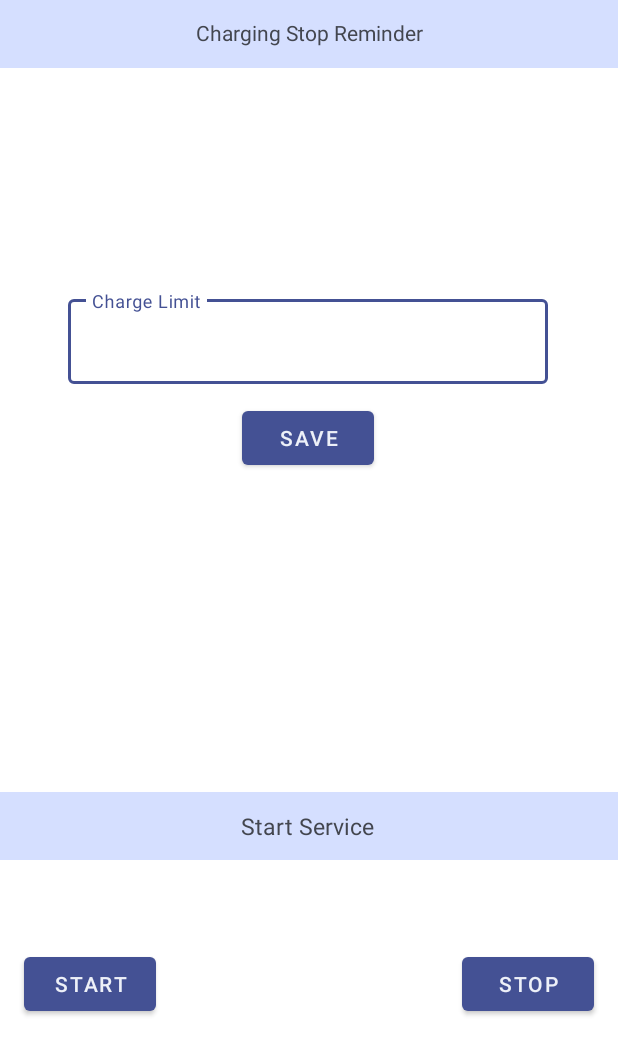
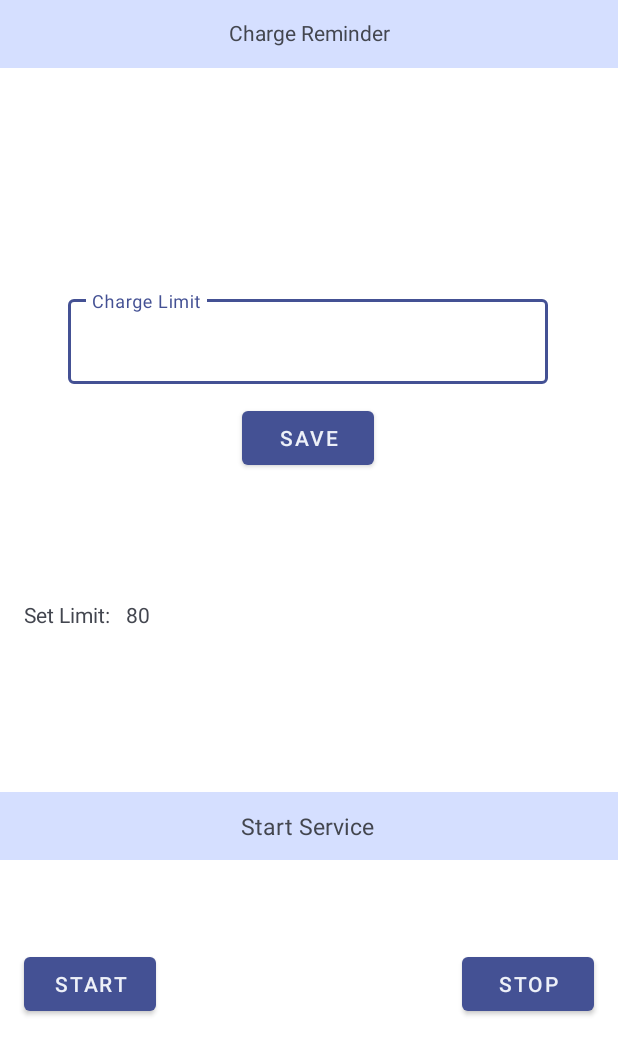
Before and after one commit to GTtron816/Charge-Reminder, an Android app: the screen it shows after launch (MainActivity), on a phone screen of 412 x 824 dp. Shown: the top 1055 px of the screen. Run offline under Robolectric (Android 15) with nearby library versions, the phone set to English and light mode, and no system bars.

Commit message:
Add currently Set Charge limit

```diff
--- a/app/src/main/java/com/gttron/yukino/chsr/ChargeRService.kt
+++ b/app/src/main/java/com/gttron/yukino/chsr/ChargeRService.kt
@@ -9,13 +9,10 @@ import android.media.MediaPlayer
 import android.os.BatteryManager
 import android.os.Build
 import android.os.IBinder
-import android.widget.Button
-import android.widget.TextView
 import android.widget.Toast
 import com.gttron.yukino.chsr.NConst.CHANNEL_ID
 import com.gttron.yukino.chsr.NConst.NOTIFICATION_ID
 import com.gttron.yukino.chsr.NConst.blevel
-import com.gttron.yukino.chsr.NConst.chargelimit
 import com.gttron.yukino.chsr.NConst.ring
 
 
--- a/app/src/main/java/com/gttron/yukino/chsr/MainActivity.kt
+++ b/app/src/main/java/com/gttron/yukino/chsr/MainActivity.kt
@@ -1,21 +1,18 @@
 package com.gttron.yukino.chsr
 
-import android.annotation.SuppressLint
 import android.content.Context
 import android.content.Intent
 import androidx.appcompat.app.AppCompatActivity
 import android.os.Bundle
 import android.widget.Button
 import android.widget.EditText
-import android.widget.Switch
 import android.widget.TextView
 
 import com.gttron.yukino.chsr.NConst.ring
 
 class MainActivity : AppCompatActivity() {
     var chargevalue = 80
-    @SuppressLint("UseSwitchCompatOrMaterialCode")
-    private lateinit var switchauth: Switch
+
     override fun onCreate(savedInstanceState: Bundle?) {
         super.onCreate(savedInstanceState)
         supportActionBar?.hide()
@@ -24,7 +21,7 @@ class MainActivity : AppCompatActivity() {
         val cl=findViewById<EditText>(R.id.charge)
         val ch=cl.text
         val t=findViewById<TextView>(R.id.t)
-
+        setcurrentlimit()
 
 
 
@@ -49,6 +46,19 @@ class MainActivity : AppCompatActivity() {
 
     }
 
+    private fun setcurrentlimit() {
+        var limitS=""
+        val t= findViewById<TextView>(R.id.t)
+        val sharedPreferences=getSharedPreferences("sharedPref",Context.MODE_PRIVATE)
+        val charge=sharedPreferences.getInt("charge",80)
+
+        limitS=charge.toString()
+            t.setText(limitS)
+
+
+
+    }
+
     private fun savechargelimit() {
         val t=findViewById<TextView>(R.id.t)
         chargevalue=t.text.toString().toInt()
--- a/app/src/main/java/com/gttron/yukino/chsr/NConst.kt
+++ b/app/src/main/java/com/gttron/yukino/chsr/NConst.kt
@@ -8,6 +8,6 @@ object NConst {
     const val NOTIFICATION_ID=123
     var blevel = 0
     lateinit var ring: MediaPlayer
-    var chargelimit:String?="80"
+
 
 }
--- a/app/src/main/res/layout/activity_main.xml
+++ b/app/src/main/res/layout/activity_main.xml
@@ -72,8 +72,8 @@
         <com.google.android.material.textfield.TextInputEditText
             android:id="@+id/charge"
             android:layout_width="match_parent"
+            android:inputType="number"
             android:layout_height="match_parent"
-            android:inputType="number"
             />
     </com.google.android.material.textfield.TextInputLayout>
 
@@ -90,18 +90,17 @@
         app:layout_constraintTop_toTopOf="@+id/box"
         app:layout_constraintVertical_bias="1.0" />
 
+
     <TextView
         android:id="@+id/t"
         android:layout_width="wrap_content"
         android:layout_height="wrap_content"
-        android:layout_marginTop="84dp"
-        android:text="TextView"
-        android:visibility="invisible"
+        android:layout_marginTop="400dp"
+        android:visibility="visible"
         app:layout_constraintEnd_toEndOf="parent"
-        app:layout_constraintHorizontal_bias="0.498"
+        app:layout_constraintHorizontal_bias="0.212"
         app:layout_constraintStart_toStartOf="parent"
-        app:layout_constraintTop_toBottomOf="@+id/limitsave" />
-
+        app:layout_constraintTop_toTopOf="parent" />
 
     <View
         android:id="@+id/view2"
@@ -119,13 +118,22 @@
         android:layout_width="wrap_content"
         android:layout_height="wrap_content"
         android:layout_marginTop="12dp"
-        android:text="Charging Stop Reminder"
+        android:text="Charge Reminder"
         app:layout_constraintEnd_toEndOf="parent"
         app:layout_constraintStart_toStartOf="@+id/view2"
         app:layout_constraintTop_toTopOf="@+id/view2" />
 
-
-
+    <TextView
+        android:id="@+id/textView4"
+        android:layout_width="wrap_content"
+        android:layout_height="wrap_content"
+        android:layout_marginStart="16dp"
+        android:layout_marginTop="400dp"
+        android:text="Set Limit:"
+        app:layout_constraintEnd_toStartOf="@+id/t"
+        app:layout_constraintHorizontal_bias="0.0"
+        app:layout_constraintStart_toStartOf="parent"
+        app:layout_constraintTop_toTopOf="parent" />
 
 
 </androidx.constraintlayout.widget.ConstraintLayout>
--- a/app/src/main/res/values/strings.xml
+++ b/app/src/main/res/values/strings.xml
@@ -1,3 +1,3 @@
 <resources>
-    <string name="app_name">Charging Stop Reminder</string>
+    <string name="app_name">Charge Reminder</string>
 </resources>
```
